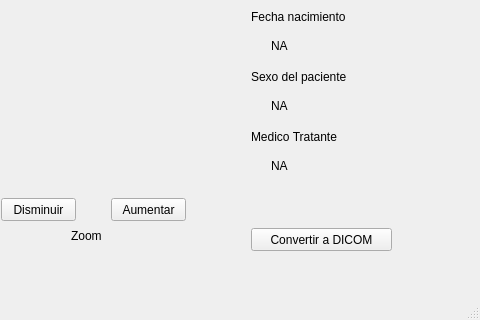
First picture: the form in anadir_grafico.ui, repository egutierrezc93/pdi_taller_pydicom, before the edit; both pictures show x 369 to 849 and y 202 to 522 of the 849 by 522 pixel window.
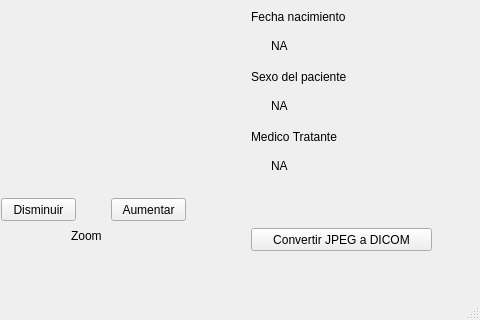
Second picture: the form after the edit.

Commit message: jpeg to dicom implemented

Diff of the .ui file:
```diff
--- a/anadir_grafico.ui
+++ b/anadir_grafico.ui
@@ -120,12 +120,12 @@
      <rect>
       <x>620</x>
       <y>430</y>
-      <width>141</width>
+      <width>181</width>
       <height>23</height>
      </rect>
     </property>
     <property name="text">
-     <string>Convertir a DICOM</string>
+     <string>Convertir JPEG a DICOM</string>
     </property>
    </widget>
    <widget class="QLabel" name="id_paciente">
```
Left out of the diff: 2 changed lines with no effect on the pictures. The commit also changes 3 other files.
